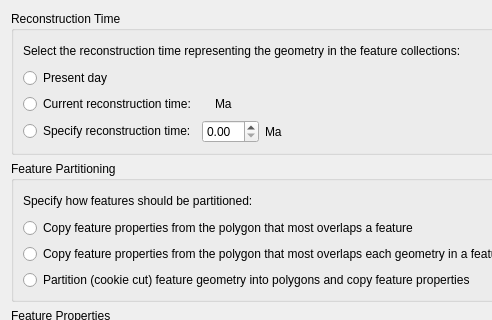
Old version of the form src/qt-widgets/AssignReconstructionPlateIdsDialogUi.ui in the repository GPlates/GPlates; both pictures show x 0 to 492 and y 0 to 320 of the 796 by 543 pixel window.
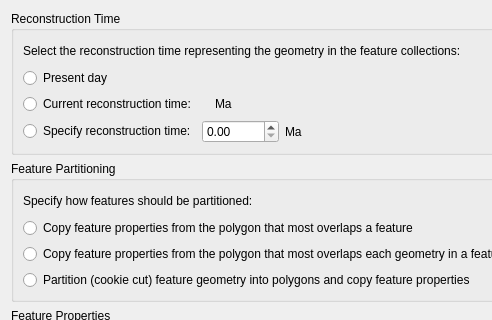
New version of the form. Icons and pictures are not drawn.

Diff of the .ui file:
```diff
--- a/src/qt-widgets/AssignReconstructionPlateIdsDialogUi.ui
+++ b/src/qt-widgets/AssignReconstructionPlateIdsDialogUi.ui
@@ -419,7 +419,11 @@
              <number>6</number>
             </property>
             <item>
-             <widget class="QDoubleSpinBox" name="double_spin_box_reconstruction_time"/>
+             <widget class="QDoubleSpinBox" name="double_spin_box_reconstruction_time">
+              <property name="maximum">
+               <double>10000.000000000000000</double>
+              </property>
+             </widget>
             </item>
             <item>
              <widget class="QLabel" name="label_ma_spin_box">
```
